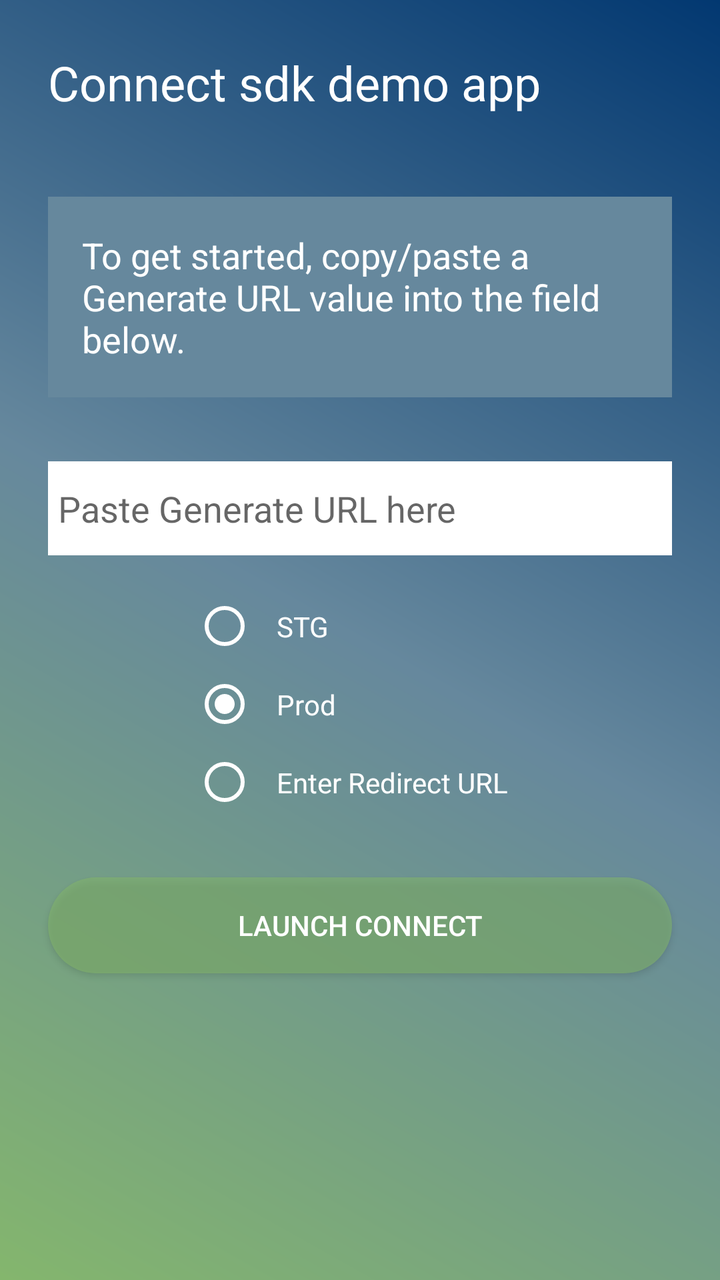
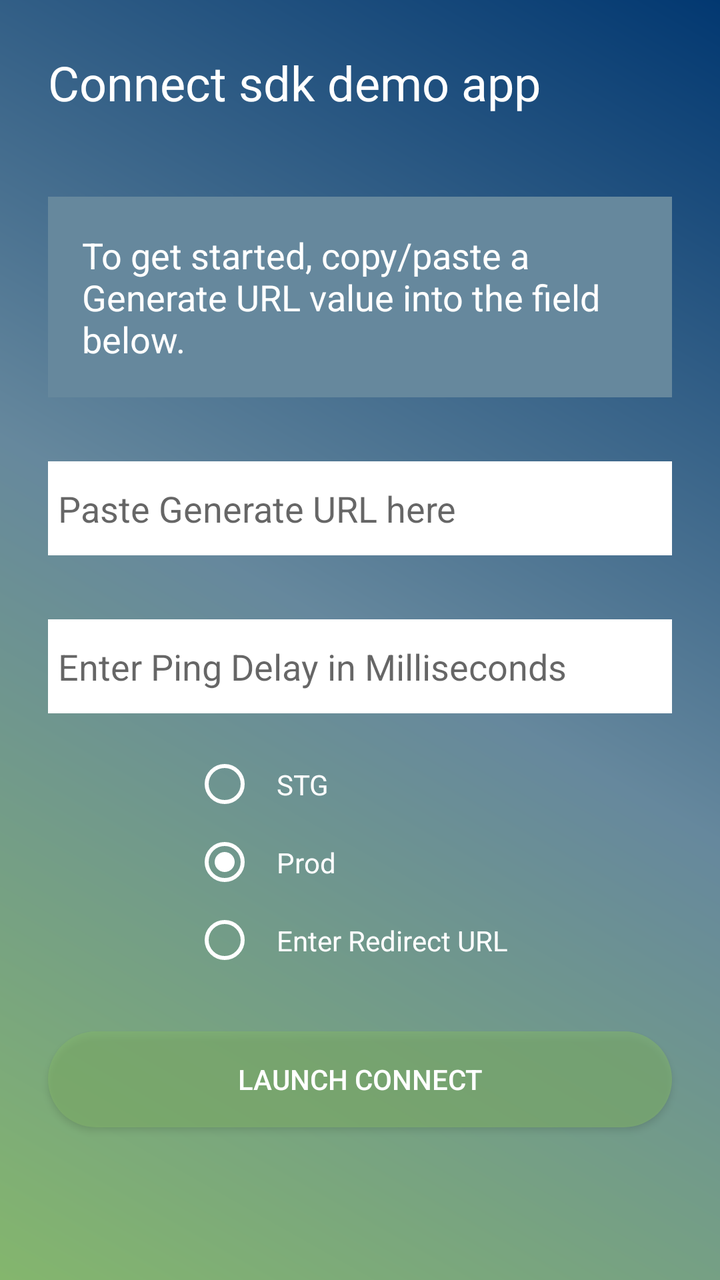

Screens rendered from an Android XML layout before and after an edit, with the pre-edit source and the edit as a unified diff.
<!-- AndroidManifest.xml: application theme AppTheme -->
<!-- res/layout/activity_main.xml -->
<?xml version="1.0" encoding="utf-8"?>
<androidx.constraintlayout.widget.ConstraintLayout xmlns:android="http://schemas.android.com/apk/res/android"
    xmlns:app="http://schemas.android.com/apk/res-auto"
    xmlns:tools="http://schemas.android.com/tools"
    android:layout_width="match_parent"
    android:layout_height="match_parent"
    android:background="@drawable/bg"
    tools:context="com.mastercard.openbanking.connect.demo.MainActivity">

    <TextView
        android:id="@+id/textViewTitle"
        android:layout_width="0dp"
        android:layout_height="wrap_content"
        android:layout_marginStart="24dp"
        android:layout_marginTop="8dp"
        android:layout_marginEnd="24dp"
        android:paddingTop="17dp"
        android:paddingBottom="17dp"
        android:text="Connect sdk demo app"
        android:textAlignment="textStart"
        android:textColor="@color/white"
        android:textSize="24sp"
        app:layout_constraintEnd_toEndOf="parent"
        app:layout_constraintHorizontal_bias="0.0"
        app:layout_constraintStart_toStartOf="parent"
        app:layout_constraintTop_toTopOf="parent" />

    <TextView
        android:id="@+id/textView"
        android:layout_width="0dp"
        android:layout_height="wrap_content"
        android:layout_marginStart="24dp"
        android:layout_marginTop="24dp"
        android:layout_marginEnd="24dp"
        android:background="#66889D"
        android:padding="17dp"
        android:text="To get started, copy/paste a Generate URL value into the field below."
        android:textAlignment="textStart"
        android:textColor="@color/white"
        android:textSize="18sp"
        app:layout_constraintEnd_toEndOf="parent"
        app:layout_constraintHorizontal_bias="0.0"
        app:layout_constraintStart_toStartOf="parent"
        app:layout_constraintTop_toBottomOf="@+id/textViewTitle" />

    <EditText
        android:id="@+id/editConnectUrl"
        android:layout_width="0dp"
        android:layout_height="47dp"
        android:layout_marginTop="32dp"
        android:background="@android:color/white"
        android:ems="10"
        android:gravity="center_vertical"
        android:hint="Paste Generate URL here"
        android:maxLines="1"
        android:padding="5dp"
        app:layout_constraintEnd_toEndOf="@+id/textView"
        app:layout_constraintHorizontal_bias="0.12"
        app:layout_constraintStart_toStartOf="@+id/textView"
        app:layout_constraintTop_toBottomOf="@+id/textView" />

    <RadioGroup
        android:id="@+id/radioGroup"
        android:layout_width="wrap_content"
        android:layout_height="wrap_content"
        android:layout_marginTop="16dp"

        app:layout_constraintTop_toBottomOf="@+id/editConnectUrl"
        app:layout_constraintStart_toStartOf="@+id/editConnectUrl"
        app:layout_constraintEnd_toEndOf="@+id/editConnectUrl">

        <RadioButton
            android:id="@+id/radioSTG"
            android:layout_width="wrap_content"
            android:layout_height="wrap_content"
            android:buttonTint="@color/white"
            android:textColor="@color/white"
            android:padding="10dp"
            android:text="STG" />

        <RadioButton
            android:id="@+id/radioProd"
            android:layout_width="wrap_content"
            android:layout_height="wrap_content"
            android:buttonTint="@color/white"
            android:textColor="@color/white"
            android:checked="true"
            android:padding="10dp"
            android:text="Prod" />

        <RadioButton
            android:id="@+id/radioRedirectURL"
            android:layout_width="wrap_content"
            android:layout_height="wrap_content"
            android:buttonTint="@color/white"
            android:textColor="@color/white"
            android:padding="10dp"
            android:text="Enter Redirect URL" />
    </RadioGroup>


    <EditText
        android:visibility="gone"
        android:id="@+id/editRedirectURL"
        android:layout_width="0dp"
        android:layout_height="47dp"
        android:layout_marginTop="32dp"
        android:background="@android:color/white"
        android:ems="10"
        android:gravity="center_vertical"
        android:hint="Enter Redirect URL"
        android:maxLines="1"
        android:padding="5dp"
        app:layout_constraintEnd_toEndOf="@+id/textView"
        app:layout_constraintHorizontal_bias="0.12"
        app:layout_constraintStart_toStartOf="@+id/textView"
        app:layout_constraintTop_toBottomOf="@+id/radioGroup" />

    <Button
        android:id="@+id/startButtonEventHandler"
        android:layout_width="0dp"
        android:layout_height="wrap_content"
        android:layout_marginTop="24dp"
        android:background="@drawable/rounded_corner"
        android:padding="5dp"
        android:text="@string/handler_start_button_text"
        android:textColor="@color/white"
        app:layout_constraintBottom_toBottomOf="parent"
        app:layout_constraintEnd_toEndOf="@+id/editConnectUrl"
        app:layout_constraintStart_toStartOf="@+id/editConnectUrl"
        app:layout_constraintTop_toBottomOf="@+id/editRedirectURL"
        app:layout_constraintVertical_bias="0.025" />

</androidx.constraintlayout.widget.ConstraintLayout>
<!-- resources referenced by this layout -->
<resources>
  <color name="white">#ffffff</color>
  <!-- drawable bg (drawable) -->
  <?xml version = "1.0" encoding = "utf-8" ?>
  <shape
      android:shape = "rectangle"
      xmlns:android = "http://schemas.android.com/apk/res/android" >
  
      <gradient
          android:startColor = "#84B66D"
          android:centerColor = "#66889D"
          android:endColor = "#023871"
          android:angle = "45"
          android:type = "linear" />
  </shape>
  <!-- drawable rounded_corner (drawable) -->
  <?xml version="1.0" encoding="utf-8"?>
  <shape xmlns:android="http://schemas.android.com/apk/res/android">
      <corners  android:radius="45dp"/>
      <solid android:color="#9084B66D"></solid>
  </shape>
  <string name="handler_start_button_text">Launch Connect</string>
  <style name="AppTheme" parent="Theme.AppCompat.Light.NoActionBar">
          
          <item name="colorPrimary">#84B66D</item>
          <item name="colorPrimaryDark">@color/colorPrimaryDark</item>
          <item name="colorAccent">@color/colorAccent</item>
      </style>
  <color name="colorPrimaryDark">#00574B</color>
  <color name="colorAccent">#D81B60</color>
</resources>

<!-- the commit's change to res/layout/activity_main.xml (unified diff, before → after) -->
@@ -59,13 +59,30 @@
         app:layout_constraintStart_toStartOf="@+id/textView"
         app:layout_constraintTop_toBottomOf="@+id/textView" />
 
+    <EditText
+        android:id="@+id/editPingDelay"
+        android:layout_width="0dp"
+        android:layout_height="47dp"
+        android:layout_marginTop="32dp"
+        android:background="@android:color/white"
+        android:ems="10"
+        android:gravity="center_vertical"
+        android:hint="Enter Ping Delay in Milliseconds "
+        android:maxLines="1"
+        android:padding="5dp"
+        android:inputType="number"
+        app:layout_constraintEnd_toEndOf="@+id/textView"
+        app:layout_constraintHorizontal_bias="0.12"
+        app:layout_constraintStart_toStartOf="@+id/textView"
+        app:layout_constraintTop_toBottomOf="@+id/editConnectUrl" />
+
     <RadioGroup
         android:id="@+id/radioGroup"
         android:layout_width="wrap_content"
         android:layout_height="wrap_content"
         android:layout_marginTop="16dp"
 
-        app:layout_constraintTop_toBottomOf="@+id/editConnectUrl"
+        app:layout_constraintTop_toBottomOf="@+id/editPingDelay"
         app:layout_constraintStart_toStartOf="@+id/editConnectUrl"
         app:layout_constraintEnd_toEndOf="@+id/editConnectUrl">
 
